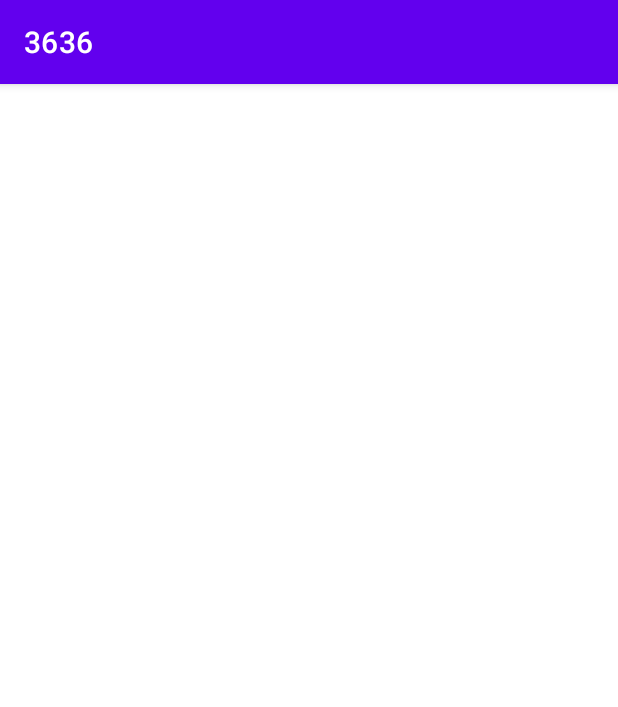
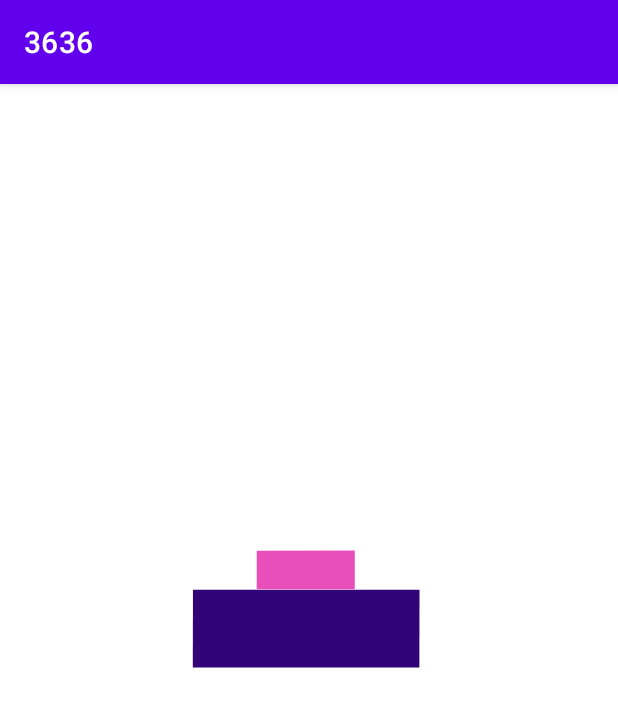
Before and after one commit to DanielFalconGuerra/App_3636, an Android app: the ShowRestaurantsFound screen opened directly, with no data from a screen before it, on a phone screen of 412 x 824 dp. Shown: the top 707 px of the screen. Run offline under Robolectric (Android 15) with nearby library versions, the phone set to English and light mode, and no system bars; our stand-ins replace data binding.

Commit message:
Animacion de busqueda agregada

```diff
--- a/app/build.gradle
+++ b/app/build.gradle
@@ -35,6 +35,7 @@ dependencies {
     implementation 'androidx.appcompat:appcompat:1.4.1'
     implementation 'com.google.android.material:material:1.5.0'
     implementation 'androidx.constraintlayout:constraintlayout:2.1.3'
+    implementation 'com.airbnb.android:lottie:3.4.2'
     testImplementation 'junit:junit:4.13.2'
     androidTestImplementation 'androidx.test.ext:junit:1.1.3'
     androidTestImplementation 'androidx.test.espresso:espresso-core:3.4.0'
--- a/app/src/main/res/layout/activity_show_restaurants_found.xml
+++ b/app/src/main/res/layout/activity_show_restaurants_found.xml
@@ -11,7 +11,24 @@
         android:layout_width="match_parent"
         android:layout_height="match_parent"
         tools:context=".ShowRestaurantsFound">
+        <LinearLayout
+            android:id="@+id/layoutAnimation"
+            android:layout_width="match_parent"
+            android:layout_height="match_parent"
+            app:flow_verticalAlign="center"
+            android:orientation="vertical"
+            >
+            <com.airbnb.lottie.LottieAnimationView
+                android:id="@+id/imageToTest"
+                android:layout_width="match_parent"
+                android:layout_height="wrap_content"
+                app:lottie_url="REPLACE_JSON_URL"
+                app:lottie_autoPlay="true"
+                app:lottie_loop="true"
+                app:lottie_rawRes="@raw/jumpingsquares"
+                app:lottie_repeatCount="1"/>
 
+        </LinearLayout>
         <RelativeLayout
             android:layout_width="0dp"
             android:layout_height="0dp"
```
Also changed, not shown: app/src/main/java/com/example/a3636/ShowRestaurantsFound.java (+39 -10 lines), app/src/main/res/raw/jumpingsquares.json (added, +1 -0 lines).
